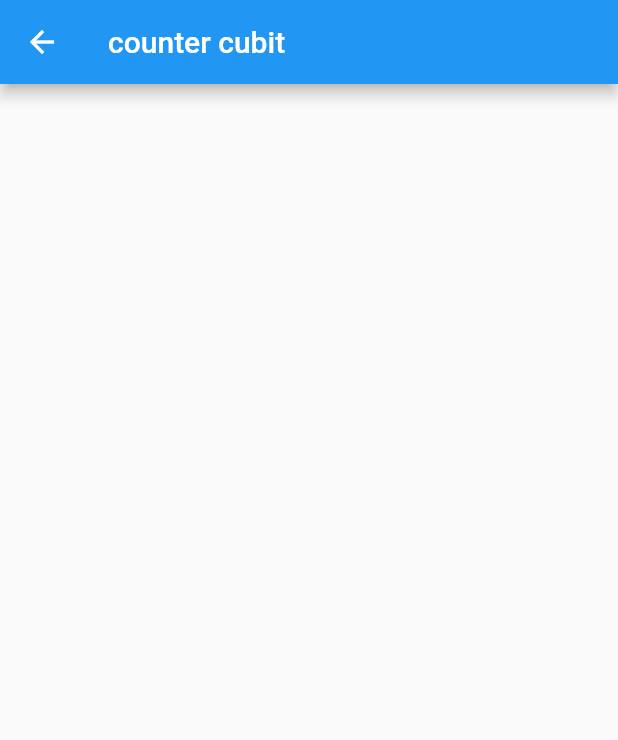
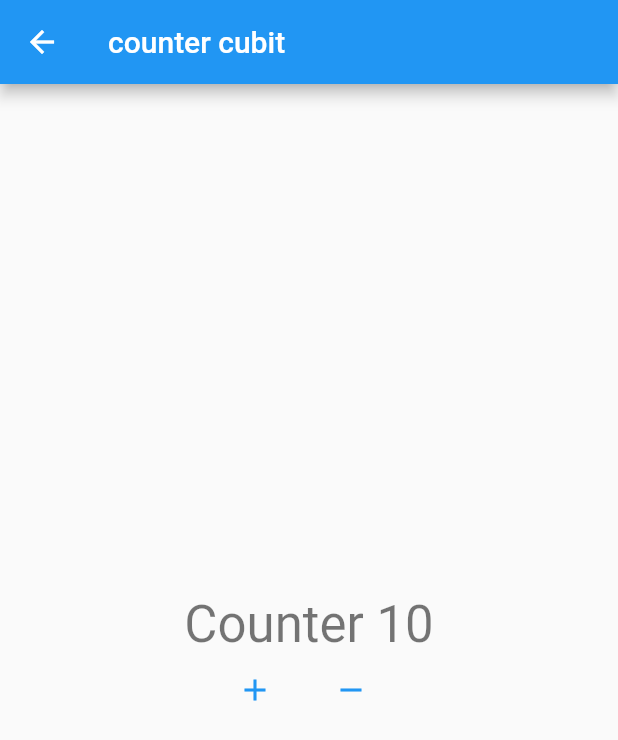
Before and after one commit to FilipeH14/counter_bloc, a Flutter app: the CounterCubitPage screen opened directly, on a phone screen of 412 x 824 dp. Shown: the top 740 px of the screen. Run offline on Flutter 3.47's test engine with Material 2 defaults, Android fonts, the phone set to English and light mode, and no system bars; our stand-ins replace bloc, flutter_bloc.

Commit message:
aplicação do counter com bloc

```diff
--- a/lib/cubit/counter_cubit_page.dart
+++ /dev/null
@@ -1,13 +0,0 @@
-import 'package:flutter/material.dart';
-
-class CounterCubitPage extends StatelessWidget {
-  const CounterCubitPage({Key? key}) : super(key: key);
-
-  @override
-  Widget build(BuildContext context) {
-    return Scaffold(
-      appBar: AppBar(title: const Text('counter cubit')),
-      body: Container(),
-    );
-  }
-}
--- /dev/null
+++ b/lib/page_bloc/bloc/counter_bloc.dart
@@ -0,0 +1,21 @@
+import 'dart:developer';
+
+import 'package:bloc/bloc.dart';
+
+part 'counter_event.dart';
+part 'counter_state.dart';
+
+class CounterBloc extends Bloc<CounterEvent, CounterState> {
+  CounterBloc() : super(CounterStateInitial()) {
+    on<CounterIncrement>(_increment);
+    on<CounterDecrement>(_decrement);
+  }
+
+  _increment(CounterIncrement event, Emitter<CounterState> emit) {
+    emit(CounterStateData(state.counter + 1));
+  }
+
+  _decrement(CounterDecrement event, Emitter<CounterState> emit) {
+    emit(CounterStateData(state.counter - 1));
+  }
+}
--- /dev/null
+++ b/lib/page_bloc/bloc/counter_event.dart
@@ -0,0 +1,6 @@
+part of 'counter_bloc.dart';
+
+abstract class CounterEvent {}
+
+class CounterIncrement extends CounterEvent {}
+class CounterDecrement extends CounterEvent {}
--- /dev/null
+++ b/lib/page_bloc/bloc/counter_state.dart
@@ -0,0 +1,15 @@
+part of 'counter_bloc.dart';
+
+abstract class CounterState {
+  final int counter;
+
+  const CounterState(this.counter);
+}
+
+class CounterStateInitial extends CounterState {
+  CounterStateInitial() : super(0);
+}
+
+class CounterStateData extends CounterState {
+  CounterStateData(int counter) : super(counter);
+}
--- /dev/null
+++ b/lib/page_cubit/counter_cubit_page.dart
@@ -0,0 +1,38 @@
+import 'package:flutter/material.dart';
+
+class CounterCubitPage extends StatelessWidget {
+  const CounterCubitPage({Key? key}) : super(key: key);
+
+  @override
+  Widget build(BuildContext context) {
+    return Scaffold(
+      appBar: AppBar(title: const Text('counter cubit')),
+      body: Center(
+        child: Column(
+          mainAxisAlignment: MainAxisAlignment.center,
+          children: [
+            Text(
+              'Counter 10',
+              style: Theme.of(context).textTheme.headlineMedium,
+            ),
+            Row(
+              mainAxisAlignment: MainAxisAlignment.center,
+              children: [
+                TextButton.icon(
+                  icon: const Icon(Icons.add),
+                  label: const Text(''),
+                  onPressed: () {},
+                ),
+                TextButton.icon(
+                  icon: const Icon(Icons.remove),
+                  label: const Text(''),
+                  onPressed: () {},
+                ),
+              ],
+            ),
+          ],
+        ),
+      ),
+    );
+  }
+}
```
Also changed, not shown: lib/bloc/counter_bloc_page.dart (deleted, +0 -13 lines), lib/main.dart (+7 -2 lines), lib/page_bloc/counter_bloc_page.dart (added, +44 -0 lines).
